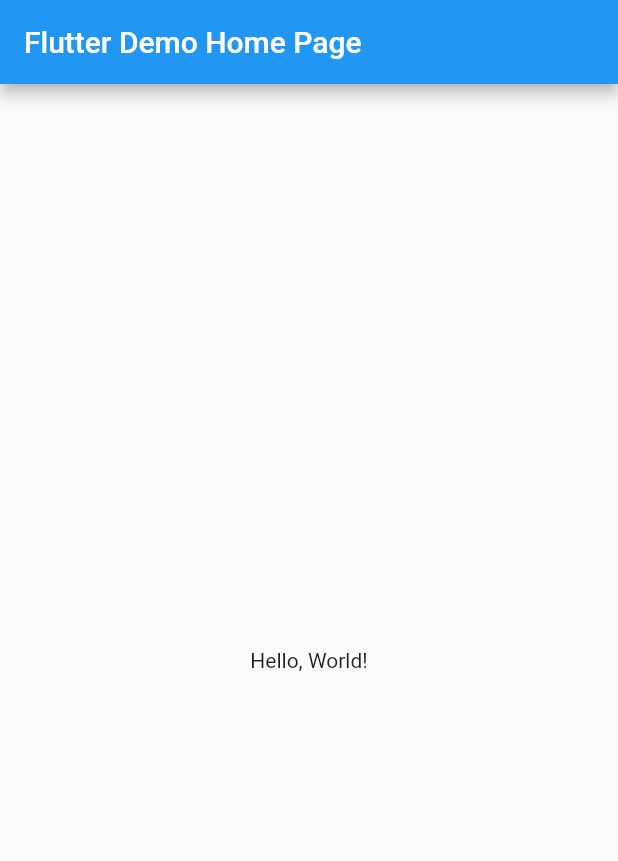
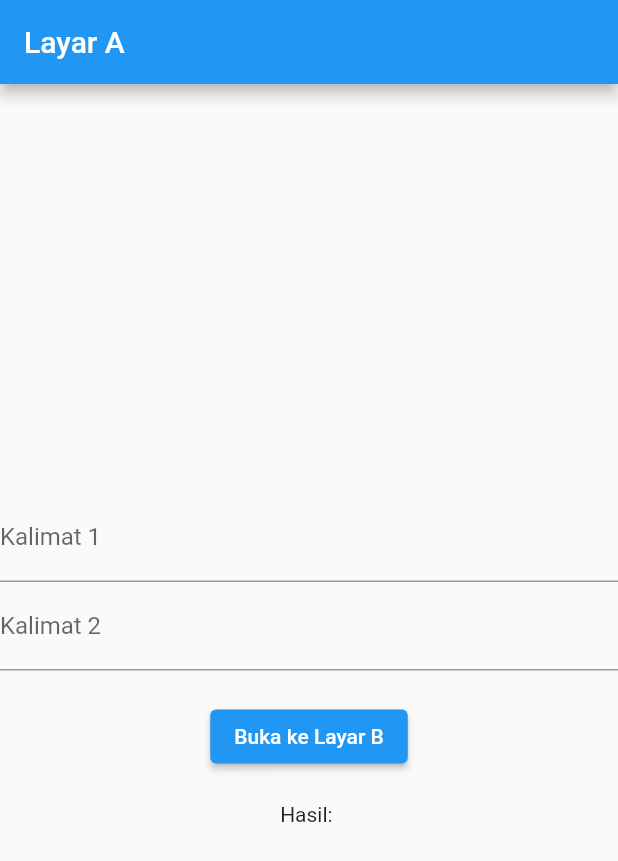
Before and after one commit to ryukira/MSI_Test, a Flutter app: the screen it shows after launch, on a phone screen of 412 x 824 dp. Shown: the top 861 px of the screen. Run offline on Flutter 3.47's test engine with Material 2 defaults, Android fonts, the phone set to English and light mode, and no system bars.

Commit message:
Update main.dart

```diff
--- a/lib/main.dart
+++ b/lib/main.dart
@@ -1,42 +1,119 @@
 import 'package:flutter/material.dart';
 
-void main() => runApp(MyApp());
+void main() {
+  runApp(MyApp());
+}
 
 class MyApp extends StatelessWidget {
-  const MyApp({super.key});
-  // This widget is the root of your application.
   @override
   Widget build(BuildContext context) {
     return MaterialApp(
-      // Application name
-      title: 'Flutter Hello World',
-      // Application theme data, you can set the colors for the application as
-      // you want
-      theme: ThemeData(
-        primarySwatch: Colors.blue,
-      ),
-      // A widget which will be started on application startup
-      home: MyHomePage(title: 'Flutter Demo Home Page'),
+      initialRoute: '/',
+      routes: {
+        '/': (context) => ScreenA(),
+        '/screenB': (context) => ScreenB(),
+      },
     );
   }
 }
 
-class MyHomePage extends StatelessWidget {
-  final String title;
-  const MyHomePage({super.key, required this.title});
+class ScreenA extends StatefulWidget {
+  @override
+  _ScreenAState createState() => _ScreenAState();
+}
+
+class _ScreenAState extends State<ScreenA> {
+  final TextEditingController sentence1Controller = TextEditingController();
+  final TextEditingController sentence2Controller = TextEditingController();
+  String result = '';
 
   @override
   Widget build(BuildContext context) {
     return Scaffold(
       appBar: AppBar(
-        // The title text which will be shown on the action bar
-        title: Text(title),
+        title: Text('Layar A'),
       ),
       body: Center(
-        child: Text(
-          'Hello, World!',
+        child: Column(
+          mainAxisAlignment: MainAxisAlignment.center,
+          children: <Widget>[
+            TextField(
+              controller: sentence1Controller,
+              decoration: InputDecoration(labelText: 'Kalimat 1'),
+            ),
+            TextField(
+              controller: sentence2Controller,
+              decoration: InputDecoration(labelText: 'Kalimat 2'),
+            ),
+            SizedBox(height: 20),
+            ElevatedButton(
+              onPressed: () async {
+                final String? processedResult = await Navigator.pushNamed(
+                  context,
+                  '/screenB',
+                  arguments: {
+                    'kalimat1': sentence1Controller.text,
+                    'kalimat2': sentence2Controller.text,
+                  },
+                ) as String?;
+
+                setState(() {
+                  result = processedResult ?? '';
+                });
+              },
+              child: Text('Buka ke Layar B'),
+            ),
+            SizedBox(height: 20),
+            Text('Hasil: $result'),
+          ],
         ),
       ),
     );
   }
 }
+
+class ScreenB extends StatelessWidget {
+  @override
+  Widget build(BuildContext context) {
+    final Map<String, String>? args =
+        ModalRoute.of(context)!.settings.arguments as Map<String, String>? ??
+            {};
+    final String kalimat1 = args?['kalimat1'] ?? '';
+    final String kalimat2 = args?['kalimat2'] ?? '';
+    final String result = processSentences(kalimat1, kalimat2);
+
+    return Scaffold(
+      appBar: AppBar(
+        title: Text('Layar B'),
+      ),
+      body: Center(
+        child: Column(
+          mainAxisAlignment: MainAxisAlignment.center,
+          children: <Widget>[
+            Text('Hasil: $result'),
+            SizedBox(height: 20),
+            ElevatedButton(
+              onPressed: () {
+                Navigator.pop(context, result);
+              },
+              child: Text('Kembali ke Layar A'),
+            ),
+          ],
+        ),
+      ),
+    );
+  }
+
+  String processSentences(String kalimat1, String kalimat2) {
+    String result = '';
+
+    for (int i = 0; i < kalimat1.length; i++) {
+      final char = kalimat1[i]!;
+      if (char != ' ' && kalimat2.contains(char) && !result.contains(char)) {
+        result += char;
+      }
+    }
+
+    return result;
+  }
+}
```
